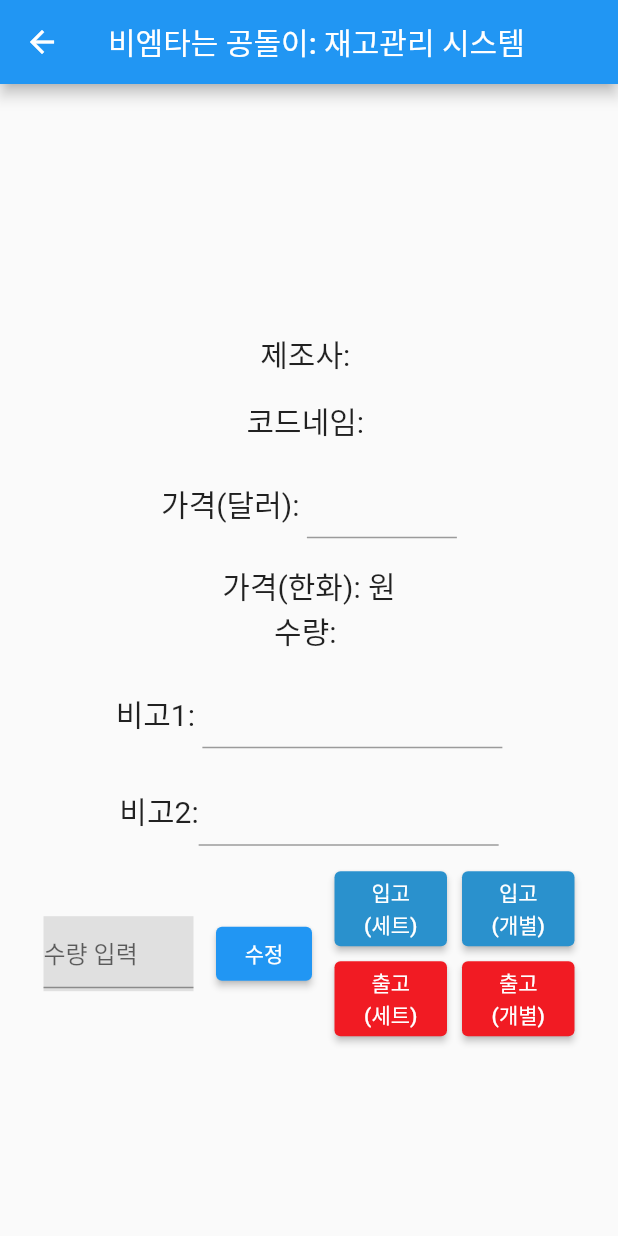
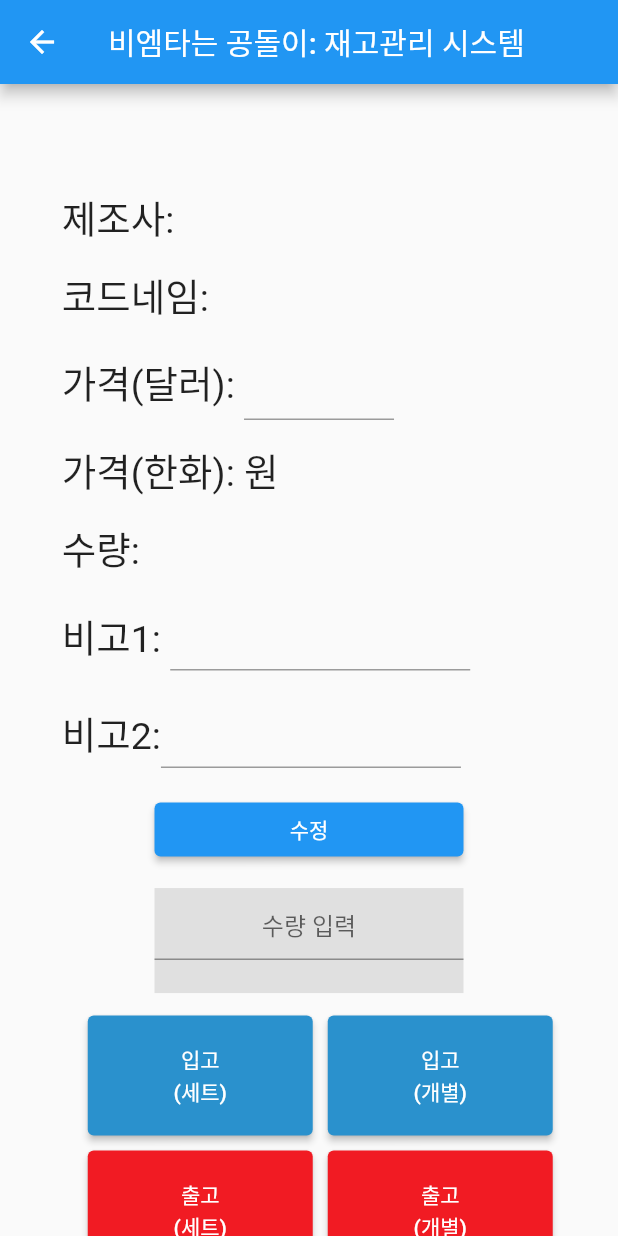
Before and after one commit to doksuri761/lcqm, a Flutter app: the InfoScreen screen opened directly, after a tap on "수정", on a phone screen of 412 x 824 dp. Run offline on Flutter 3.47's test engine with Material 2 defaults, Android fonts, the phone set to English and light mode, and no system bars; our stand-ins replace camera, device_info, dio, file_picker, firebase_core, firebase_storage and 4 more; accounts and stored records are empty; network calls fail; Roboto replaces fonts that are missing (gamjaflower).

Commit message:
Add: edit feature

```diff
--- a/lib/info_screen.dart
+++ b/lib/info_screen.dart
@@ -39,21 +39,26 @@ class _InfoScreenState extends State<InfoScreen> {
             AppBar(title: const Text("비엠타는 공돌이: 재고관리 시스템"), centerTitle: false),
         body: SingleChildScrollView(
           child: Column(
+            children: [
+              Padding(
+                padding: EdgeInsets.fromLTRB(
+                    MediaQuery.of(context).size.width * 0.1, 0.0, 0.0, 0.0),
+                child: Column(
                   mainAxisAlignment: MainAxisAlignment.center,
                   children: [
                     SizedBox(
-                height: MediaQuery.of(context).size.height * 0.2,
+                      height: MediaQuery.of(context).size.height * 0.085,
                     ),
                     Row(
-                mainAxisAlignment: MainAxisAlignment.center,
+                      mainAxisAlignment: MainAxisAlignment.start,
                       children: [
                         const Text(
                           "제조사: ",
-                    style: TextStyle(fontSize: 20),
+                          style: TextStyle(fontSize: 25),
                         ),
                         Text(
                           brandname.toString(),
-                    style: const TextStyle(fontSize: 20),
+                          style: const TextStyle(fontSize: 25),
                         )
                       ],
                     ),
@@ -61,15 +66,15 @@ class _InfoScreenState extends State<InfoScreen> {
                       height: 15,
                     ),
                     Row(
-                mainAxisAlignment: MainAxisAlignment.center,
+                      mainAxisAlignment: MainAxisAlignment.start,
                       children: [
                         const Text(
                           "코드네임: ",
-                    style: TextStyle(fontSize: 20),
+                          style: TextStyle(fontSize: 25),
                         ),
                         Text(
                           codename.toString(),
-                    style: const TextStyle(fontSize: 20),
+                          style: const TextStyle(fontSize: 25),
                         )
                       ],
                     ),
@@ -77,18 +82,18 @@ class _InfoScreenState extends State<InfoScreen> {
                       height: 15,
                     ),
                     Row(
-                mainAxisAlignment: MainAxisAlignment.center,
+                      mainAxisAlignment: MainAxisAlignment.start,
                       children: [
                         const Text(
                           "가격(달러): ",
-                    style: TextStyle(fontSize: 20),
+                          style: TextStyle(fontSize: 25),
                         ),
                         SizedBox(
                           width: 100,
                           height: 50,
                           child: TextFormField(
                             controller: pricec,
-                      style: const TextStyle(fontSize: 20),
+                            style: const TextStyle(fontSize: 25),
                           ),
                         ),
                       ],
@@ -97,32 +102,19 @@ class _InfoScreenState extends State<InfoScreen> {
                       height: 15,
                     ),
                     Row(
-                mainAxisAlignment: MainAxisAlignment.center,
+                      mainAxisAlignment: MainAxisAlignment.start,
                       children: [
                         const Text(
                           "가격(한화): ",
-                    style: TextStyle(fontSize: 20),
+                          style: TextStyle(fontSize: 25),
                         ),
                         Text(
                           koprice.toString(),
-                    style: const TextStyle(fontSize: 20),
+                          style: const TextStyle(fontSize: 25),
                         ),
                         const Text(
                           "원",
-                    style: TextStyle(fontSize: 20),
-                  )
-                ],
-              ),
-              Row(
-                mainAxisAlignment: MainAxisAlignment.center,
-                children: [
-                  const Text(
-                    "수량: ",
-                    style: TextStyle(fontSize: 20),
-                  ),
-                  Text(
-                    qty.toString(),
-                    style: const TextStyle(fontSize: 20),
+                          style: TextStyle(fontSize: 25),
                         )
                       ],
                     ),
@@ -130,11 +122,27 @@ class _InfoScreenState extends State<InfoScreen> {
                       height: 15,
                     ),
                     Row(
-                mainAxisAlignment: MainAxisAlignment.center,
+                      mainAxisAlignment: MainAxisAlignment.start,
+                      children: [
+                        const Text(
+                          "수량: ",
+                          style: TextStyle(fontSize: 25),
+                        ),
+                        Text(
+                          qty.toString(),
+                          style: const TextStyle(fontSize: 25),
+                        )
+                      ],
+                    ),
+                    const SizedBox(
+                      height: 15,
+                    ),
+                    Row(
+                      mainAxisAlignment: MainAxisAlignment.start,
                       children: [
                         const Text(
                           "비고1: ",
-                    style: TextStyle(fontSize: 20),
+                          style: TextStyle(fontSize: 25),
                         ),
                         SizedBox(
                             width: 200,
@@ -150,11 +158,11 @@ class _InfoScreenState extends State<InfoScreen> {
                     SizedBox(
                       width: 400,
                       child: Row(
-                  mainAxisAlignment: MainAxisAlignment.center,
+                        mainAxisAlignment: MainAxisAlignment.start,
                         children: [
                           const Text(
                             "비고2:",
-                      style: TextStyle(fontSize: 20),
+                            style: TextStyle(fontSize: 25),
                           ),
                           SizedBox(
                               width: 200,
@@ -168,24 +176,18 @@ class _InfoScreenState extends State<InfoScreen> {
                     const SizedBox(
                       height: 15,
                     ),
+                  ],
+                ),
+              ),
               Row(
                 mainAxisAlignment: MainAxisAlignment.center,
                 children: [
-                  Container(
-                    color: Colors.grey[300],
-                    child: SizedBox(
-                        width: 100,
-                        height: 50,
-                        child: TextFormField(
-                          controller: ipgoc,
-                          keyboardType: TextInputType.number,
-                          decoration: const InputDecoration(hintText: "수량 입력"),
-                        )),
-                  ),
-                  const SizedBox(
-                    width: 15,
-                  ),
-                  ElevatedButton(onPressed: () {
+                  Column(
+                    children: [
+                      SizedBox(
+                        width: MediaQuery.of(context).size.width * 0.5,
+                        child: ElevatedButton(
+                            onPressed: () {
                               String url = "$baseuri:443/edit/$codename/";
                               if (note1c.value.text != "") {
                                 url += "${note1c.value.text}/";
@@ -203,33 +205,64 @@ class _InfoScreenState extends State<InfoScreen> {
                                 url += price;
                               }
                               debugPrint(url);
-                    Dio().get(url,
-                        options: Options(headers: header));
-                  }, child: const Text("수정")),
+                              Dio().get(url, options: Options(headers: header));
+                            },
+                            child: const Text("수정")),
+                      ),
+                      const SizedBox(
+                        height: 15,
+                      ),
+                      Container(
+                        color: Colors.grey[300],
+                        child: SizedBox(
+                            width: MediaQuery.of(context).size.width * 0.5,
+                            height: 70,
+                            child: TextFormField(
+                              controller: ipgoc,
+                              keyboardType: TextInputType.number,
+                              textAlign: TextAlign.center,
+                              decoration: const InputDecoration(
+                                hintText: "수량 입력",
+                              ),
+                            )),
+                      ),
+                      const SizedBox(
+                        height: 15,
+                      ),
+                      Row(
+                          mainAxisAlignment: MainAxisAlignment.center,
+                          children: [
                             const SizedBox(
                               width: 15,
                             ),
-                  Column(children: [
+                            Column(
+                              mainAxisAlignment: MainAxisAlignment.center,
+                              children: [
                                 Row(
                                   children: [
                                     SizedBox(
-                          width: 75,
-                          height: 50,
+                                      width: 150,
+                                      height: 80,
                                       child: ElevatedButton(
                                           style: ButtonStyle(
-                                  backgroundColor: MaterialStateProperty.all<
+                                              backgroundColor:
+                                                  MaterialStateProperty.all<
                                                           Color>(
-                                      const Color.fromRGBO(42, 145, 205, 1.0))),
+                                                      const Color.fromRGBO(
+                                                          42, 145, 205, 1.0))),
                                           onPressed: () async {
                                             final res = await dio.get(
                                                 "$baseuri:443/ipgo/1/$codename/${ipgoc.value.text}/$brandname",
-                                    options: Options(headers: header));
+                                                options:
+                                                    Options(headers: header));
                                             if (res.statusCode == 200) {
                                               ipgoSuccess(context);
                                               infoapi(widget.modelno);
                                             } else {
                                               ipgoError(context);
-                                  ipgoc.value = const TextEditingValue(text: "");
+                                              ipgoc.value =
+                                                  const TextEditingValue(
+                                                      text: "");
                                             }
                                           },
                                           child: const Text("입고\n(세트)",
@@ -239,18 +272,21 @@ class _InfoScreenState extends State<InfoScreen> {
                                       width: 10,
                                     ),
                                     SizedBox(
-                          width: 75,
-                          height: 50,
+                                      width: 150,
+                                      height: 80,
                                       child: ElevatedButton(
                                           style: ButtonStyle(
-                                  backgroundColor: MaterialStateProperty.all<
+                                              backgroundColor:
+                                                  MaterialStateProperty.all<
                                                           Color>(
-                                      const Color.fromRGBO(42, 145, 205, 1.0))),
+                                                      const Color.fromRGBO(
+                                                          42, 145, 205, 1.0))),
                                           onPressed: () async {
                                             debugPrint(brandname);
                                             final res = await dio.get(
                                                 "$baseuri:443/ipgo/0/$codename/${ipgoc.value.text}/$brandname",
-                                    options: Options(headers: header));
+                                                options:
+                                                    Options(headers: header));
                                             if (res.statusCode == 200) {
                                               infoapi(widget.modelno);
                                               ipgoSuccess(context);
@@ -267,19 +303,23 @@ class _InfoScreenState extends State<InfoScreen> {
                                   height: 10,
                                 ),
                                 Row(
+                                    mainAxisAlignment: MainAxisAlignment.start,
                                     children: [
                                       SizedBox(
-                          width: 75,
-                          height: 50,
+                                        width: 150,
+                                        height: 80,
                                         child: ElevatedButton(
                                             style: ButtonStyle(
-                                  backgroundColor: MaterialStateProperty.all<
+                                                backgroundColor:
+                                                    MaterialStateProperty.all<
                                                             Color>(
-                                      const Color.fromRGBO(241, 27, 35, 1.0))),
+                                                        const Color.fromRGBO(
+                                                            241, 27, 35, 1.0))),
                                             onPressed: () async {
                                               final res = await dio.get(
                                                   "$baseuri:443/out/1/$codename/${ipgoc.value.text}",
-                                    options: Options(headers: header));
+                                                  options:
+                                                      Options(headers: header));
                                               if (res.statusCode == 200) {
                                                 infoapi(widget.modelno);
                                                 outSuccess(context);
@@ -294,17 +334,20 @@ class _InfoScreenState extends State<InfoScreen> {
                                         width: 10,
                                       ),
                                       SizedBox(
-                          width: 75,
-                          height: 50,
+                                        width: 150,
+                                        height: 80,
                                         child: ElevatedButton(
                                             style: ButtonStyle(
-                                  backgroundColor: MaterialStateProperty.all<
+                                                backgroundColor:
+                                                    MaterialStateProperty.all<
                                                             Color>(
-                                      const Color.fromRGBO(241, 27, 35, 1.0))),
+                                                        const Color.fromRGBO(
+                                                            241, 27, 35, 1.0))),
                                             onPressed: () async {
                                               final res = await dio.get(
                                                   "$baseuri:443/out/0/$codename/${ipgoc.value.text}",
-                                    options: Options(headers: header));
+                                                  options:
+                                                      Options(headers: header));
                                               if (res.statusCode == 200) {
                                                 infoapi(widget.modelno);
                                                 outSuccess(context);
@@ -317,9 +360,12 @@ class _InfoScreenState extends State<InfoScreen> {
                                               textAlign: TextAlign.center,
                                             )),
                                       ),
+                                    ])
                               ],
                             ),
                           ])
+                    ],
+                  )
                 ],
               )
             ],
```
Also changed, not shown: pubspec.yaml (+14 -3 lines), assets/icon/ic_launcher.png, assets/icon/ic_launcher_foreground.png, assets/icon/icon.png (deleted), 49 other files. Lines whose indentation alone changed are shown as unchanged.
